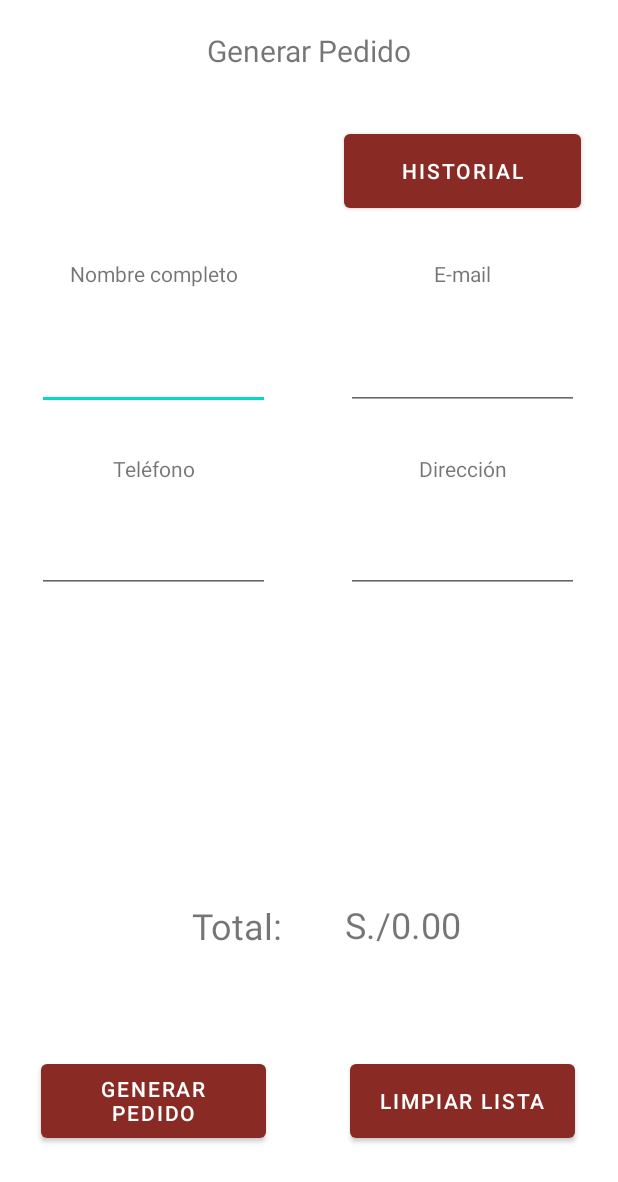
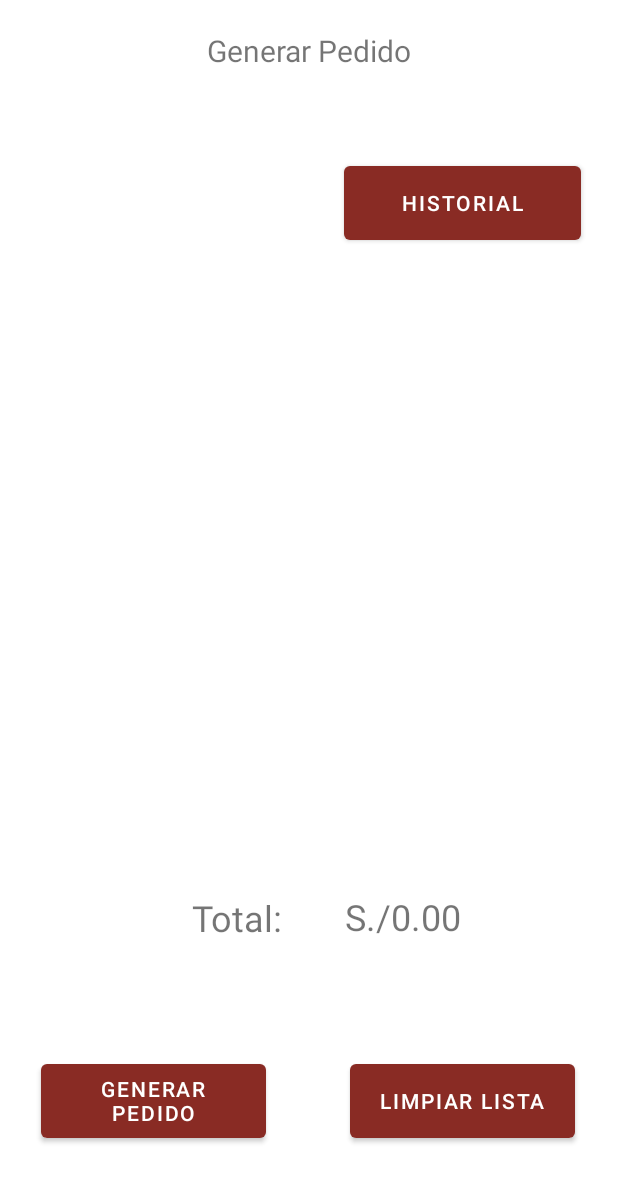
Before and after one commit to Juniors17904/Ferreteria, an Android app: the fragment PedidosFragment shown on its own in the app's theme, after a tap on "GENERAR PEDIDO", on a phone screen of 412 x 824 dp. Shown: the top 1182 px of the screen. Run offline under Robolectric (Android 15) with nearby library versions, the phone set to English and light mode, and no system bars.

Commit message:
generar pedido actualizado

```diff
--- a/app/src/main/java/com/example/ferreteria/Adp/AdaptadorHistorialDetallePedido.java
+++ b/app/src/main/java/com/example/ferreteria/Adp/AdaptadorHistorialDetallePedido.java
@@ -1,5 +1,6 @@
 package com.example.ferreteria.Adp;
 
+import android.util.Log;
 import android.view.LayoutInflater;
 import android.view.View;
 import android.view.ViewGroup;
@@ -13,6 +14,7 @@ import com.example.ferreteria.R;
 import com.example.ferreteria.modelo.dto.Historial;
 
 import java.text.SimpleDateFormat;
+import java.util.Date;
 import java.util.List;
 import java.util.Locale;
 
@@ -38,8 +40,9 @@ public class AdaptadorHistorialDetallePedido extends RecyclerView.Adapter<Adapta
         holder.hpMarca.setText(historial.getMarca());
         holder.hpDescip.setText(historial.getDescrip());
         holder.hpCantidad.setText(String.valueOf(historial.getCantidad()));
-        holder.hpPrecioUnit.setText(String.format("S/. %.2f", historial.getPrecioUnit()));
-        holder.hpFecha.setText(new SimpleDateFormat("dd/MM/yyyy", Locale.getDefault()).format(historial.getFecha()));
+        holder.hpPrecioUnit.setText(String.format("Precio Unitario: S/. %.2f", historial.getPrecioUnit()));
+        holder.hpFecha.setText(new SimpleDateFormat("dd/MM/yyyy").format(new Date(historial.getFecha())));
+        Log.i("Fecha", new SimpleDateFormat("dd/MM/yyyy").format(new Date(historial.getFecha())));
         holder.hpImageView.setImageResource(historial.getImagenProducto());
     }
 
--- a/app/src/main/java/com/example/ferreteria/Adp/AdaptadorProductoParaPedido.java
+++ b/app/src/main/java/com/example/ferreteria/Adp/AdaptadorProductoParaPedido.java
@@ -4,6 +4,7 @@ import android.content.Context;
 import android.graphics.Color;
 import android.text.Editable;
 import android.text.TextWatcher;
+import android.util.Log;
 import android.view.LayoutInflater;
 import android.view.View;
 import android.view.ViewGroup;
@@ -21,14 +22,17 @@ import com.example.ferreteria.modelo.dto.ListaProductoParaPedido;
 import com.example.ferreteria.modelo.dto.Producto;
 import com.example.ferreteria.ui.pedidos.PedidosFragment;
 
+import java.text.SimpleDateFormat;
 import java.util.ArrayList;
+import java.util.Date;
 import java.util.HashMap;
 import java.util.List;
+import java.util.Locale;
 import java.util.Map;
 
 public class AdaptadorProductoParaPedido extends RecyclerView.Adapter<AdaptadorProductoParaPedido.PedidoViewHolder> {
     ListaProductoParaPedido single = ListaProductoParaPedido.getInstance();
-    private Map<Integer, Integer> cantidades = new HashMap<>();
+    private static Map<Integer, Integer> cantidades = new HashMap<>();
     private PedidosFragment fragment;
 
     public AdaptadorProductoParaPedido(PedidosFragment fragment) {
@@ -64,7 +68,7 @@ public class AdaptadorProductoParaPedido extends RecyclerView.Adapter<AdaptadorP
     static class PedidoViewHolder extends RecyclerView.ViewHolder {
         /// pdp == "Producto del Pedido"
         private ImageView pdpImageView;
-        private TextView pdpMarca, pdpDescrip, pdpPrecio;
+        private TextView pdpMarca, pdpDescrip, pdpPrecio, pdpFecha;
         private Button btnEliminar;
         private AdaptadorProductoParaPedido adaptadorProductoParaPedido;
         private EditText txtNumberCantidad;
@@ -77,13 +81,14 @@ public class AdaptadorProductoParaPedido extends RecyclerView.Adapter<AdaptadorP
             pdpDescrip = itemView.findViewById(R.id.pdpDescrip);
             pdpPrecio = itemView.findViewById(R.id.pdpPrecio);
             btnEliminar = itemView.findViewById(R.id.pdpBtnEliminarProducto);
+            pdpFecha = itemView.findViewById(R.id.pptextViewFecha);
             txtNumberCantidad = itemView.findViewById(R.id.editTextNumberCantidad);
         }
 
         int obtenerIdProducto(Producto productoSeleccionado) {
             ProductoDAO productoDAO = new ProductoDAO(itemView.getContext());
 
-            return productoDAO.getProductoIdByMarca(productoSeleccionado.getMarca());
+            return productoDAO.getProductoIdByDescription(productoSeleccionado.getDescripcion());
         }
 
         public void bind(Producto productoSeleccionado, int position) {
@@ -95,6 +100,9 @@ public class AdaptadorProductoParaPedido extends RecyclerView.Adapter<AdaptadorP
 
             pdpMarca.setText(productoSeleccionado.getMarca());
             pdpDescrip.setText(productoSeleccionado.getDescripcion());
+            SimpleDateFormat simpleDateFormat = new SimpleDateFormat("dd/MM/yyyy", Locale.forLanguageTag("es_ES"));
+            Log.i("Fechaaaaaaaa: ", simpleDateFormat.format(new Date()));
+            pdpFecha.setText(simpleDateFormat.format(new Date()));
 
             // precio con descuento si está en oferta
             if (productoSeleccionado.isTieneOferta()) {
@@ -148,6 +156,8 @@ public class AdaptadorProductoParaPedido extends RecyclerView.Adapter<AdaptadorP
 
                     int obtenerIdDelProducto = obtenerIdProducto(productoSeleccionado);
                     adaptadorProductoParaPedido.getCantidades().put(obtenerIdDelProducto, cantidad);
+
+                    adaptadorProductoParaPedido.fragment.actualizarTotal();
                 }
             });
         }
--- a/app/src/main/java/com/example/ferreteria/modelo/dao/DetallePedidoDAO.java
+++ b/app/src/main/java/com/example/ferreteria/modelo/dao/DetallePedidoDAO.java
@@ -94,12 +94,12 @@ public class DetallePedidoDAO {
     }
 
     @SuppressLint("Range")
-    public List<Historial> getAllDetallePedidosByIdClient(int idClient) {
+    public List<Historial> getAllDetallePedidos() {
         List<Historial> listCadaDetallePedidoDelCliente = new ArrayList<>();
         String query = "SELECT pr.marca as marca, pr.descripcion as descrip, d.cantidad as cantidad, d.precioUnit as precioUnit, pe.fechaPedido as fecha, pr.imagen as imagen FROM " + ConstantesApp.TABLA_DETALLES_PEDIDOS +
                 " d INNER JOIN " +ConstantesApp.TABLA_PRODUCTOS+" pr ON pr.id = d.idProducto INNER JOIN "+ConstantesApp.TABLA_PEDIDOS+
-                " pe ON pe.id = d.idPedido INNER JOIN "+ConstantesApp.TABLA_CLIENTES+" c ON c.id = pe.clienteID WHERE c.id = ?;";
-        try (Cursor cursor = db.rawQuery(query, new String[]{String.valueOf(idClient)})) {
+                " pe ON pe.id = d.idPedido;";
+        try (Cursor cursor = db.rawQuery(query, null)) {
             if (cursor != null) {
                 if (cursor.moveToFirst()) {
                     do {
@@ -109,7 +109,8 @@ public class DetallePedidoDAO {
                         historial.setCantidad(cursor.getInt(cursor.getColumnIndex("cantidad")));
                         historial.setPrecioUnit(cursor.getDouble(cursor.getColumnIndex("precioUnit")));
                         long timestamp = cursor.getLong(cursor.getColumnIndex("fecha"));
-                        historial.setFecha(new java.util.Date(timestamp));
+                        Log.i("DAO FECHA: ", String.valueOf(timestamp));
+                        historial.setFecha(timestamp);
                         historial.setImagenProducto(cursor.getInt(cursor.getColumnIndex("imagen")));
 
                         listCadaDetallePedidoDelCliente.add(historial);
--- a/app/src/main/java/com/example/ferreteria/modelo/dao/PedidoDAO.java
+++ b/app/src/main/java/com/example/ferreteria/modelo/dao/PedidoDAO.java
@@ -34,7 +34,7 @@ public class PedidoDAO {
         String resp = "";
         ContentValues registro = new ContentValues();
         registro.put("ClienteID", pedido.getClienteId());
-        registro.put("FechaPedido", pedido.getFechaPedido().getTime()); // Almacena la fecha como long
+        registro.put("FechaPedido", pedido.getFechaPedido()); // Almacena la fecha como long
 
         try {
             db.insertOrThrow(ConstantesApp.TABLA_PEDIDOS, null, registro);
@@ -57,7 +57,7 @@ public class PedidoDAO {
                     Pedido pedido = new Pedido();
                     pedido.setId(c.getInt(c.getColumnIndexOrThrow("Id")));
                     pedido.setClienteId(c.getInt(c.getColumnIndexOrThrow("ClienteID")));
-                    pedido.setFechaPedido(new Date(c.getLong(c.getColumnIndexOrThrow("FechaPedido")))); // Convierte long a Date
+                    pedido.setFechaPedido(c.getLong(c.getColumnIndexOrThrow("FechaPedido"))); // Convierte long a Date
                     lista.add(pedido);
                 } while (c.moveToNext());
             }
@@ -67,10 +67,10 @@ public class PedidoDAO {
     }
 
     @SuppressLint("Range")
-    public int getIdByClienteId(Integer idCliente) {
-        String query = "SELECT id FROM "+ ConstantesApp.TABLA_PEDIDOS + " WHERE clienteId = ? LIMIT 1";
+    public int getLastId() {
+        String query = "SELECT MAX(id) as id FROM "+ ConstantesApp.TABLA_PEDIDOS + ";";
 
-        Cursor cursor = db.rawQuery(query, new String[]{String.valueOf(idCliente)});
+        Cursor cursor = db.rawQuery(query, null);
 
         int pedidoId = -1;
 
--- a/app/src/main/java/com/example/ferreteria/modelo/dao/ProductoDAO.java
+++ b/app/src/main/java/com/example/ferreteria/modelo/dao/ProductoDAO.java
@@ -174,12 +174,12 @@ public class ProductoDAO {
     }
 
     @SuppressLint("Range")
-    public int getProductoIdByMarca(String marcaProducto) {
-        String query = "SELECT id FROM " + ConstantesApp.TABLA_PRODUCTOS + " WHERE marca = ? LIMIT 1;";
+    public int getProductoIdByDescription(String descrip) {
+        String query = "SELECT id FROM " + ConstantesApp.TABLA_PRODUCTOS + " WHERE descripcion = ? LIMIT 1;";
 
         int idProducto = -1;
 
-        Cursor cursor = db.rawQuery(query, new String[]{marcaProducto});
+        Cursor cursor = db.rawQuery(query, new String[]{descrip});
 
         if (cursor.moveToFirst()) {
             idProducto = cursor.getInt(cursor.getColumnIndex("id"));
--- a/app/src/main/java/com/example/ferreteria/modelo/dto/Historial.java
+++ b/app/src/main/java/com/example/ferreteria/modelo/dto/Historial.java
@@ -7,7 +7,7 @@ public class Historial {
     private String descrip;
     private double precioUnit;
     private int cantidad;
-    private Date fecha;
+    private long fecha;
     private int imagenProducto;
 
     public String getMarca() {
@@ -42,11 +42,11 @@ public class Historial {
         this.cantidad = cantidad;
     }
 
-    public Date getFecha() {
+    public long getFecha() {
         return fecha;
     }
 
-    public void setFecha(Date fecha) {
+    public void setFecha(long fecha) {
         this.fecha = fecha;
     }
 
--- a/app/src/main/java/com/example/ferreteria/modelo/dto/Pedido.java
+++ b/app/src/main/java/com/example/ferreteria/modelo/dto/Pedido.java
@@ -9,11 +9,11 @@ import java.util.List;
 public class Pedido {
     private int id; // ID del pedido
     private int clienteId; // ID del cliente que realizó el pedido
-    private Date fechaPedido; // Fecha en que se realizó el pedido
+    private long fechaPedido; // Fecha en que se realizó el pedido
 
     public Pedido() { }
 
-    public Pedido(int id, int clienteId, Date fechaPedido) {
+    public Pedido(int id, int clienteId, long fechaPedido) {
         this.id = id;
         this.clienteId = clienteId;
         this.fechaPedido = fechaPedido;
@@ -35,11 +35,11 @@ public class Pedido {
         this.clienteId = clienteId;
     }
 
-    public Date getFechaPedido() {
+    public long getFechaPedido() {
         return fechaPedido;
     }
 
-    public void setFechaPedido(Date fechaPedido) {
+    public void setFechaPedido(long fechaPedido) {
         this.fechaPedido = fechaPedido;
     }
 
--- a/app/src/main/java/com/example/ferreteria/ui/pedidos/PedidosFragment.java
+++ b/app/src/main/java/com/example/ferreteria/ui/pedidos/PedidosFragment.java
@@ -55,7 +55,7 @@ public class PedidosFragment extends Fragment {
     /*
     * Componentes de la ventana de Pedidos
     * */
-    private EditText txtNombres, txtEmail, txtTelf, txtDirecc;
+    //private EditText txtNombres, txtEmail, txtTelf, txtDirecc;
     //private EditText txtNumberCantidad;
     private TextView precioTotal;
     private Button btnLimpiarListaPedido, btnRegistrarPedido, btnHistorialPedidos;
@@ -67,10 +67,10 @@ public class PedidosFragment extends Fragment {
         binding = FragmentGalleryBinding.inflate(inflater, container, false);
         View root = binding.getRoot();
 
-        txtNombres = root.findViewById(R.id.editTextNombrePedido);
+        /*txtNombres = root.findViewById(R.id.editTextNombrePedido);
         txtEmail = root.findViewById(R.id.editTextEmailPedido);
         txtTelf = root.findViewById(R.id.editTextTelfPedido);
-        txtDirecc = root.findViewById(R.id.editTextDirecPedido);
+        txtDirecc = root.findViewById(R.id.editTextDirecPedido);*/
         //txtNumberCantidad = root.findViewById(R.id.editTextNumberCantidad);
         precioTotal = root.findViewById(R.id.labelprecioTotalPedido);
 
@@ -121,45 +121,59 @@ public class PedidosFragment extends Fragment {
     public void actualizarTotal() {
         BigDecimal total = BigDecimal.ZERO;
         for (Producto producto : instance.listProductoToPedido) {
-            total = total.add(BigDecimal.valueOf(producto.getPrecioConDescuento()));
+            Log.i("Id producto Fragment Pedido: ", String.valueOf(producto.getId()));
+            Integer cantidad = adaptadorProductoParaPedido.getCantidades().get(obtenerIdProducto(producto));
+            Log.i("Cantiddddddd: ", String.valueOf(cantidad));
+            if (cantidad != null) {
+                BigDecimal precioConDescuento = BigDecimal.valueOf(producto.getPrecioConDescuento());
+                total = total.add(precioConDescuento.multiply(BigDecimal.valueOf(cantidad)));
+            }
+            //total = total.add(BigDecimal.valueOf(producto.getPrecioConDescuento()));
         }
         precioTotal.setText(String.format("S./%.2f", total.doubleValue()));
     }
 
+    int obtenerIdProducto(Producto productoSeleccionado) {
+        ProductoDAO productoDAO = new ProductoDAO(getContext());
+
+        return productoDAO.getProductoIdByDescription(productoSeleccionado.getDescripcion());
+    }
+
     public void registrarPedido() {
-        ClienteDAO clienteDAO = new ClienteDAO(getContext());
-        Cliente cliente = new Cliente();
+        //ClienteDAO clienteDAO = new ClienteDAO(getContext());
+        //Cliente cliente = new Cliente();
 
-        cliente.setNombre(txtNombres.getText().toString());
+        /*cliente.setNombre(txtNombres.getText().toString());
         cliente.setCorreo(txtEmail.getText().toString());
         cliente.setTelefono(txtTelf.getText().toString());
-        cliente.setDireccion(txtDirecc.getText().toString());
+        cliente.setDireccion(txtDirecc.getText().toString());*/
 
-        boolean res = clienteDAO.insertar(cliente);
-        Log.i("Salida del Insertar DAO: ", String.valueOf(res));
-        Log.i(null, "Datos del cliente -> "+
-                txtNombres.getText().toString()+", "+
-                txtDirecc.getText().toString()+", "+
-                txtEmail.getText().toString()+", "+
-                txtTelf.getText().toString());
+        //boolean res = clienteDAO.insertar(cliente);
+        //Log.i("Salida del Insertar DAO: ", String.valueOf(res));
+        //Log.i(null, "Datos del cliente -> "+
+                //txtNombres.getText().toString()+", "+
+                //txtDirecc.getText().toString()+", "+
+                //txtEmail.getText().toString()+", "+
+                //txtTelf.getText().toString());
 
-        if (res) {
+        //if (res) {
             // El setTimeOut es para esperar que los datos del cliente hayan sido insertados
             // dándole un tiempo apropiado para que salte al evento de registro de pedido
             PedidoDAO pedidoDAO = new PedidoDAO(getContext());
 
-            int idCliente = clienteDAO.getIdByClient(txtEmail.getText().toString());
-            Log.i("ID CLIENTE DESDE EL DAO: ", String.valueOf(idCliente));
+            //int idCliente = clienteDAO.getIdByClient(txtEmail.getText().toString());
+            //Log.i("ID CLIENTE DESDE EL DAO: ", String.valueOf(idCliente));
             Pedido nuevoPedido = new Pedido();
             Date fechaActual = new Date();
 
-            nuevoPedido.setClienteId(idCliente);
-            nuevoPedido.setFechaPedido(fechaActual);
+            nuevoPedido.setClienteId(1); //temporal
+            nuevoPedido.setFechaPedido(fechaActual.getTime());
+            Log.i("Fecha insertada: ", String.valueOf(fechaActual.getTime()));
 
             boolean insertedPedido = pedidoDAO.insertar(nuevoPedido);
             Log.i("Pedido fue insertado?: ", String.valueOf(insertedPedido));
             if (insertedPedido) {
-                int idPedido = pedidoDAO.getIdByClienteId(idCliente);
+                int idPedido = pedidoDAO.getLastId(); // temporal
                 ProductoDAO productoDAO = new ProductoDAO(getContext());
 
                 Map<Integer, Integer> cantidades = adaptadorProductoParaPedido.getCantidades();
@@ -180,7 +194,7 @@ public class PedidosFragment extends Fragment {
                     DetallePedido detallePedido = new DetallePedido();
                     detallePedido.setPedidoId(idPedido);
                     detallePedido.setPrecio(producto.getPrecio()); // Precio unitario
-                    int productoId = productoDAO.getProductoIdByMarca(producto.getMarca());
+                    int productoId = productoDAO.getProductoIdByDescription(producto.getDescripcion());
                     Log.i("ProductoDAO: ", "ID: "+String.valueOf(productoId));
                     detallePedido.setProductoId(productoId);
                     Log.i("Before null value!!!!!!", "Explainmeeeeeeeeeeeeeee");
@@ -189,8 +203,9 @@ public class PedidosFragment extends Fragment {
                     detallePedidoDAO.insertar(detallePedido);
                 }
                 Toast.makeText(getContext(), "Pedido registrado con éxito: ", Toast.LENGTH_SHORT).show();
+                limpiarListPedido();
             }
-            }
+            // }
 
     }
 
@@ -203,7 +218,7 @@ public class PedidosFragment extends Fragment {
         recyclerView.setLayoutManager(new LinearLayoutManager(dialog.getContext()));
 
         DetallePedidoDAO detallePedidoDAO = new DetallePedidoDAO(dialog.getContext());
-        List<Historial> historialList = detallePedidoDAO.getAllDetallePedidosByIdClient(21); //Solo un ejemplo, porque el login aún no existe
+        List<Historial> historialList = detallePedidoDAO.getAllDetallePedidos();
         AdaptadorHistorialDetallePedido adap = new AdaptadorHistorialDetallePedido(historialList);
         recyclerView.setAdapter(adap);
 
--- a/app/src/main/res/layout/fragment_gallery.xml
+++ b/app/src/main/res/layout/fragment_gallery.xml
@@ -42,36 +42,7 @@
         android:layout_width="wrap_content"
         android:layout_height="wrap_content"
         android:orientation="horizontal"
-        app:layout_constraintGuide_begin="154dp" />
-
-    <androidx.constraintlayout.widget.Guideline
-        android:id="@+id/guideline2"
-        android:layout_width="wrap_content"
-        android:layout_height="wrap_content"
-        android:orientation="horizontal"
-        app:layout_constraintGuide_begin="289dp" />
-
-    <EditText
-        android:id="@+id/editTextNombrePedido"
-        android:layout_width="155dp"
-        android:layout_height="47dp"
-        android:ems="10"
-        android:inputType="text"
-        app:layout_constraintBottom_toTopOf="@+id/guideline2"
-        app:layout_constraintEnd_toStartOf="@+id/guideline3"
-        app:layout_constraintStart_toStartOf="parent"
-        app:layout_constraintTop_toTopOf="@+id/guideline4" />
-
-    <EditText
-        android:id="@+id/editTextEmailPedido"
-        android:layout_width="155dp"
-        android:layout_height="47dp"
-        android:ems="10"
-        android:inputType="text"
-        app:layout_constraintBottom_toTopOf="@+id/guideline2"
-        app:layout_constraintEnd_toEndOf="parent"
-        app:layout_constraintStart_toStartOf="@+id/guideline3"
-        app:layout_constraintTop_toTopOf="@+id/guideline4" />
+        app:layout_constraintGuide_begin="196dp" />
 
     <androidx.constraintlayout.widget.Guideline
         android:id="@+id/guideline3"
@@ -79,89 +50,6 @@
         android:layout_height="wrap_content"
         android:orientation="vertical"
         app:layout_constraintGuide_begin="205dp" />
-
-    <TextView
-        android:id="@+id/textView5"
-        android:layout_width="wrap_content"
-        android:layout_height="wrap_content"
-        android:text="Nombre completo"
-        app:layout_constraintBottom_toTopOf="@+id/guideline4"
-        app:layout_constraintEnd_toStartOf="@+id/guideline3"
-        app:layout_constraintStart_toStartOf="parent"
-        app:layout_constraintTop_toTopOf="@+id/guideline" />
-
-    <TextView
-        android:id="@+id/textView6"
-        android:layout_width="wrap_content"
-        android:layout_height="wrap_content"
-        android:text="E-mail"
-        app:layout_constraintBottom_toTopOf="@+id/guideline4"
-        app:layout_constraintEnd_toEndOf="parent"
-        app:layout_constraintStart_toStartOf="@+id/guideline3"
-        app:layout_constraintTop_toTopOf="@+id/guideline" />
-
-    <androidx.constraintlayout.widget.Guideline
-        android:id="@+id/guideline4"
-        android:layout_width="wrap_content"
-        android:layout_height="wrap_content"
-        android:orientation="horizontal"
-        app:layout_constraintGuide_begin="210dp" />
-
-    <androidx.constraintlayout.widget.Guideline
-        android:id="@+id/guideline5"
-        android:layout_width="wrap_content"
-        android:layout_height="wrap_content"
-        android:orientation="horizontal"
-        app:layout_constraintGuide_begin="336dp" />
-
-    <TextView
-        android:id="@+id/textView7"
-        android:layout_width="wrap_content"
-        android:layout_height="wrap_content"
-        android:text="Teléfono"
-        app:layout_constraintBottom_toTopOf="@+id/guideline5"
-        app:layout_constraintEnd_toStartOf="@+id/guideline3"
-        app:layout_constraintStart_toStartOf="parent"
-        app:layout_constraintTop_toTopOf="@+id/guideline2" />
-
-    <TextView
-        android:id="@+id/textView8"
-        android:layout_width="wrap_content"
-        android:layout_height="wrap_content"
-        android:text="Dirección"
-        app:layout_constraintBottom_toTopOf="@+id/guideline5"
-        app:layout_constraintEnd_toEndOf="parent"
-        app:layout_constraintStart_toStartOf="@+id/guideline3"
-        app:layout_constraintTop_toTopOf="@+id/guideline2" />
-
-    <EditText
-        android:id="@+id/editTextTelfPedido"
-        android:layout_width="155dp"
-        android:layout_height="45dp"
-        android:ems="10"
-        android:inputType="text"
-        app:layout_constraintBottom_toTopOf="@+id/guideline6"
-        app:layout_constraintEnd_toStartOf="@+id/guideline3"
-        app:layout_constraintStart_toStartOf="parent"
-        app:layout_constraintTop_toTopOf="@+id/guideline5" />
-
-    <EditText
-        android:id="@+id/editTextDirecPedido"
-        android:layout_width="155dp"
-        android:layout_height="45dp"
-        android:ems="10"
-        android:inputType="text"
-        app:layout_constraintBottom_toTopOf="@+id/guideline6"
-        app:layout_constraintEnd_toEndOf="parent"
-        app:layout_constraintStart_toStartOf="@+id/guideline3"
-        app:layout_constraintTop_toTopOf="@+id/guideline5" />
-
-    <androidx.constraintlayout.widget.Guideline
-        android:id="@+id/guideline6"
-        android:layout_width="wrap_content"
-        android:layout_height="wrap_content"
-        android:orientation="horizontal"
-        app:layout_constraintGuide_begin="409dp" />
 
     <androidx.constraintlayout.widget.Guideline
         android:id="@+id/guideline7"
@@ -185,16 +73,16 @@
         android:layout_width="wrap_content"
         android:layout_height="wrap_content"
         android:orientation="horizontal"
-        app:layout_constraintGuide_begin="590dp" />
+        app:layout_constraintGuide_begin="580dp" />
 
     <androidx.recyclerview.widget.RecyclerView
         android:id="@+id/recyclerViewProductoByPedido"
-        android:layout_width="406dp"
-        android:layout_height="169dp"
+        android:layout_width="393dp"
+        android:layout_height="353dp"
         app:layout_constraintBottom_toTopOf="@+id/guideline8"
         app:layout_constraintEnd_toEndOf="parent"
         app:layout_constraintStart_toStartOf="parent"
-        app:layout_constraintTop_toTopOf="@+id/guideline6" />
+        app:layout_constraintTop_toTopOf="@+id/guideline" />
 
     <androidx.constraintlayout.widget.Guideline
         android:id="@+id/guideline13"
--- a/app/src/main/res/layout/item_producto_seleccionado.xml
+++ b/app/src/main/res/layout/item_producto_seleccionado.xml
@@ -110,4 +110,14 @@
         app:layout_constraintStart_toStartOf="@+id/guideline12"
         app:layout_constraintTop_toTopOf="@+id/guideline10" />
 
+    <TextView
+        android:id="@+id/pptextViewFecha"
+        android:layout_width="wrap_content"
+        android:layout_height="wrap_content"
+        android:text="Fecha"
+        app:layout_constraintBottom_toTopOf="@+id/guideline10"
+        app:layout_constraintEnd_toStartOf="@+id/guideline9"
+        app:layout_constraintStart_toStartOf="parent"
+        app:layout_constraintTop_toTopOf="parent" />
+
 </androidx.constraintlayout.widget.ConstraintLayout>
```
